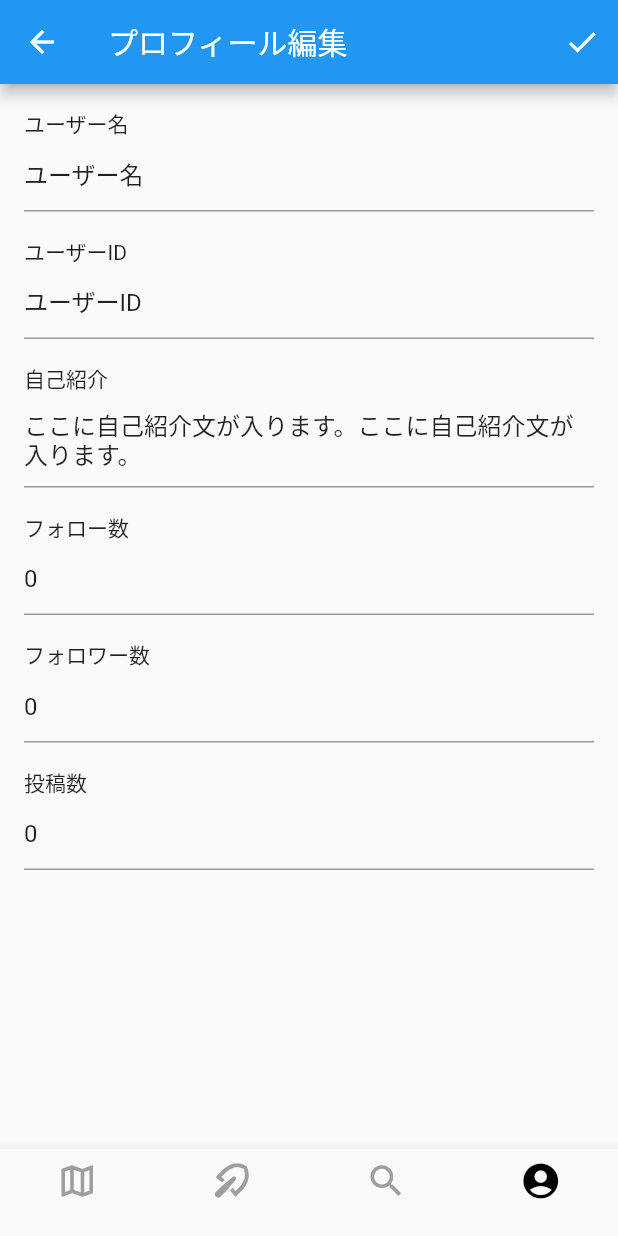
After one commit to PBL-TriCaPic/Front-end, a Flutter app: the screen it shows after launch, item 4 of the bottom bar chosen, after a tap on the "edit" icon, on a phone screen of 412 x 824 dp. The commit adds this screen. Run offline on Flutter 3.47's test engine with Material 2 defaults, Android fonts, the phone set to English and light mode, and no system bars; our stand-ins replace flutter_map, flutter_riverpod, flutter_svg, geolocator, image_picker, latlong2 and 2 more; missing offline and left inert: dart:ffi; network calls fail.

Commit message:
profile Ver.1.0.0

```diff
--- a/lib/src/Profile/Profile.dart
+++ b/lib/src/Profile/Profile.dart
@@ -1,7 +1,7 @@
 import 'package:flutter/material.dart';
-import 'Setting_email_password.dart';
-import 'Setting_default.dart';
-import 'Setting_privacy.dart';
+import 'package:shared_preferences/shared_preferences.dart';
+import 'Setting.dart';
+import 'profile_edit.dart';
 
 class AccountScreen extends StatelessWidget {
   const AccountScreen({Key? key}) : super(key: key);
@@ -20,12 +20,33 @@ class MyHomePage extends StatefulWidget {
 }
 
 class _MyHomePageState extends State<MyHomePage> {
-  final List listTiles = <Widget>[
-    const ListTile(title: Text('item1')),
-    const ListTile(title: Text('item2')),
-    const ListTile(title: Text('item3')),
-    const ListTile(title: Text('item4')),
-  ];
+  late SharedPreferences prefs;
+  // ユーザー名、ユーザID、自己紹介文、フォロー数、フォロワー数、投稿数の変数を追加
+  String? userName; // 変更
+  String? userID; // 変更
+  String? bio; // 変更
+  int? followingCount; // 変更
+  int? followersCount; // 変更
+  int? postsCount; // 変更
+
+  @override
+  void initState() {
+    super.initState();
+    _loadPreferences();
+  }
+
+  // SharedPreferencesからデータを読み込む関数
+  Future<void> _loadPreferences() async {
+    prefs = await SharedPreferences.getInstance();
+    setState(() {
+      userName = prefs.getString('userName') ?? 'ユーザー名';
+      userID = prefs.getString('userID') ?? 'ユーザーID';
+      bio = prefs.getString('bio') ?? 'ここに自己紹介文が入ります。ここに自己紹介文が入ります。';
+      followingCount = prefs.getInt('followingCount') ?? 0;
+      followersCount = prefs.getInt('followersCount') ?? 0;
+      postsCount = prefs.getInt('postsCount') ?? 0;
+    });
+  }
 
   @override
   Widget build(BuildContext context) {
@@ -33,63 +54,148 @@ class _MyHomePageState extends State<MyHomePage> {
       home: Scaffold(
         appBar: AppBar(
           centerTitle: true,
-              title: const Text('マイページ'),
+          title: const Text(''),
           elevation: 3,
           shadowColor: Colors.black,
         ),
-            endDrawer: Drawer(
-              child: ListView(
-                children: <Widget>[
-                  DrawerHeader(
-                    child: Container(
-                      height: 100, // 高さを指定
-                      child: const Text(
-                        "設定",
-                        style: TextStyle(fontSize: 25),
+        endDrawer: CustomDrawer(),
+        body: Padding(
+          padding: const EdgeInsets.all(16.0),
+          child: Column(
+            crossAxisAlignment: CrossAxisAlignment.start,
+            children: [
+              Row(
+                children: [
+                  Text(
+                    userName ?? '',
+                    style: TextStyle(fontSize: 20, fontWeight: FontWeight.bold),
                   ),
-                    ),
-                  ),
-                  ListTile(
-                    title: const Text("メアド・パスワード"),
-                    trailing: const Icon(Icons.arrow_forward),
-                    onTap: () {
-                      Navigator.of(context).push(
-                        MaterialPageRoute(
-                          builder: (context) => Item1Screen(), // 遷移先の画面を指定
-                        ),
-                      );
-                    },
-                  ),
-                  ListTile(
-                    title: const Text("起動時デフォルト"),
-                    trailing: const Icon(Icons.arrow_forward),
-                    onTap: () {
-                      Navigator.of(context).push(
-                        MaterialPageRoute(
-                          builder: (context) => Item2Screen(), // 遷移先の画面を指定
-                        ),
-                      );
-                    },
-                  ),
-                  ListTile(
-                    title: const Text("プライバシー"),
-                    trailing: const Icon(Icons.arrow_forward),
-                    onTap: () {
-                      Navigator.of(context).push(
-                        MaterialPageRoute(
-                          builder: (context) => Item3Screen(), // 遷移先の画面を指定
-                        ),
-                      );
+                  Spacer(), // 中間に空白を挿入
+                  IconButton(
+                    icon: Icon(Icons.edit),
+                    onPressed: () {
+                      _editProfile(context);
                     },
                   ),
                 ],
               ),
+              Row(mainAxisAlignment: MainAxisAlignment.spaceBetween, children: [
+                CircleAvatar(
+                  radius: 60,
+                  backgroundImage: NetworkImage(
+                    'https://pbs.twimg.com/media/FfHOaRIagAAxQlC.jpg',
                   ),
-            body: Column(
+                ),
+                Column(
                   children: [
-                const Center(
-                    child: Text('Map画面', style: TextStyle(fontSize: 32.0))),
+                    Text(
+                      '投稿',
+                      style: TextStyle(fontSize: 16),
+                    ),
+                    Text(
+                      '$postsCount', // 投稿数を表示
+                      style:
+                          TextStyle(fontSize: 18, fontWeight: FontWeight.bold),
+                    ),
                   ],
-            )));
+                ),
+                Column(
+                  children: [
+                    Text(
+                      'フォロワー',
+                      style: TextStyle(fontSize: 16),
+                    ),
+                    Text(
+                      '$followersCount', // 投稿数を表示
+                      style:
+                          TextStyle(fontSize: 18, fontWeight: FontWeight.bold),
+                    ),
+                  ],
+                ),
+                Column(
+                  children: [
+                    Text(
+                      'フォロー数',
+                      style: TextStyle(fontSize: 16),
+                    ),
+                    Text(
+                      '$followingCount',
+// 投稿数を表示
+                      style:
+                          TextStyle(fontSize: 18, fontWeight: FontWeight.bold),
+                    ),
+                  ],
+                ),
+              ]),
+              SizedBox(height: 16),
+              Text(
+                userID ?? '',
+                style: TextStyle(fontSize: 16),
+              ),
+              SizedBox(height: 16),
+              Text(
+                bio ?? '', // 自己紹介文を表示
+                style: TextStyle(fontSize: 16),
+              ),
+            ],
+          ),
+        ),
+      ),
+    );
+  }
+
+  // プロフィール編集画面に遷移する関数
+  void _editProfile(BuildContext context) {
+    _loadPreferences();
+    userName = prefs.getString('userName'); // 変更
+    Navigator.of(context)
+        .push(
+      MaterialPageRoute(
+        builder: (context) => EditProfileScreen(
+          initialUserName: userName,
+          initialUserID: userID,
+          initialBio: bio,
+          initialFollowingCount: followingCount,
+          initialFollowersCount: followersCount,
+          initialPostsCount: postsCount,
+        ),
+      ),
+    )
+        .then((result) {
+      // 編集画面から戻ったときの処理
+      if (result != null && result is Map<String, dynamic>) {
+        _saveChanges(
+          result['userName'],
+          result['userID'],
+          result['bio'],
+          result['followingCount'],
+          result['followersCount'],
+          result['postsCount'],
+        );
+      }
+    });
+  }
+
+  // 変更を保存する関数
+  void _saveChanges(
+    String? newUserName,
+    String? newUserID,
+    String? newBio,
+    int? newFollowingCount,
+    int? newFollowersCount,
+    int? newPostsCount,
+  ) async {
+    // 保存処理
+    if (newUserName != null) await prefs.setString('userName', newUserName);
+    if (newUserID != null) await prefs.setString('userID', newUserID);
+    if (newBio != null) await prefs.setString('bio', newBio);
+    if (newFollowingCount != null)
+      await prefs.setInt('followingCount', newFollowingCount);
+    if (newFollowersCount != null)
+      await prefs.setInt('followersCount', newFollowersCount);
+    if (newPostsCount != null) await prefs.setInt('postsCount', newPostsCount);
+
+    // SharedPreferencesからデータを読み込み、UIを更新
+    _loadPreferences();
   }
 }
--- /dev/null
+++ b/lib/src/Profile/Setting.dart
@@ -0,0 +1,58 @@
+import 'package:flutter/material.dart';
+import 'Setting_email_password.dart';
+import 'Setting_default.dart';
+import 'Setting_privacy.dart';
+
+class CustomDrawer extends StatelessWidget {
+  @override
+  Widget build(BuildContext context) {
+    return Drawer(
+      child: ListView(
+        children: <Widget>[
+          DrawerHeader(
+            child: Container(
+              height: 100,
+              child: const Text(
+                "設定",
+                style: TextStyle(fontSize: 25),
+              ),
+            ),
+          ),
+          ListTile(
+            title: const Text("メアド・パスワード"),
+            trailing: const Icon(Icons.arrow_forward),
+            onTap: () {
+              Navigator.of(context).push(
+                MaterialPageRoute(
+                  builder: (context) => Item1Screen(),
+                ),
+              );
+            },
+          ),
+          ListTile(
+            title: const Text("起動時デフォルト"),
+            trailing: const Icon(Icons.arrow_forward),
+            onTap: () {
+              Navigator.of(context).push(
+                MaterialPageRoute(
+                  builder: (context) => Item2Screen(),
+                ),
+              );
+            },
+          ),
+          ListTile(
+            title: const Text("プライバシー"),
+            trailing: const Icon(Icons.arrow_forward),
+            onTap: () {
+              Navigator.of(context).push(
+                MaterialPageRoute(
+                  builder: (context) => Item3Screen(),
+                ),
+              );
+            },
+          ),
+        ],
+      ),
+    );
+  }
+}
--- /dev/null
+++ b/lib/src/Profile/profile_edit.dart
@@ -0,0 +1,132 @@
+import 'package:flutter/material.dart';
+
+class EditProfileScreen extends StatefulWidget {
+  final String? initialUserName; // Nullable
+  final String? initialUserID; // Nullable
+  final String? initialBio; // Nullable
+  final int? initialFollowingCount; // Nullable
+  final int? initialFollowersCount; // Nullable
+  final int? initialPostsCount; // Nullable
+
+  EditProfileScreen({
+    this.initialUserName,
+    this.initialUserID,
+    this.initialBio,
+    this.initialFollowingCount,
+    this.initialFollowersCount,
+    this.initialPostsCount,
+  });
+
+  @override
+  _EditProfileScreenState createState() => _EditProfileScreenState();
+}
+
+class _EditProfileScreenState extends State<EditProfileScreen> {
+  late TextEditingController _userNameController;
+  late TextEditingController _userIDController;
+  late TextEditingController _bioController;
+  late TextEditingController _followingController;
+  late TextEditingController _followersController;
+  late TextEditingController _postsController;
+
+  @override
+  void initState() {
+    super.initState();
+    _userNameController =
+        TextEditingController(text: widget.initialUserName ?? '');
+    _userIDController = TextEditingController(text: widget.initialUserID ?? '');
+    _bioController = TextEditingController(text: widget.initialBio ?? '');
+    _followingController = TextEditingController(
+        text: widget.initialFollowingCount?.toString() ?? '');
+    _followersController = TextEditingController(
+        text: widget.initialFollowersCount?.toString() ?? '');
+    _postsController =
+        TextEditingController(text: widget.initialPostsCount?.toString() ?? '');
+  }
+
+  @override
+  Widget build(BuildContext context) {
+    return Scaffold(
+        appBar: AppBar(
+          title: Text('プロフィール編集'),
+          actions: [
+            IconButton(
+              icon: Icon(Icons.check),
+              onPressed: () {
+                // 保存ボタンが押されたときの処理
+                _saveChanges(context);
+              },
+            ),
+          ],
+        ),
+        body: GestureDetector(
+          behavior: HitTestBehavior.opaque,
+          onTap: () {
+            FocusScope.of(context).requestFocus(null);
+          },
+          child: SingleChildScrollView(
+            padding: const EdgeInsets.all(16.0),
+            child: Column(
+              crossAxisAlignment: CrossAxisAlignment.start,
+              children: [
+                Text('ユーザー名'),
+                TextField(controller: _userNameController),
+                SizedBox(height: 16),
+                Text('ユーザーID'),
+                TextField(controller: _userIDController),
+                SizedBox(height: 16),
+                Text('自己紹介'),
+                TextField(
+                  controller: _bioController, maxLines: null, // または必要な行数
+                  keyboardType: TextInputType.multiline,
+                ),
+                SizedBox(height: 16),
+                Text('フォロー数'),
+                TextField(controller: _followingController),
+                SizedBox(height: 16),
+                Text('フォロワー数'),
+                TextField(controller: _followersController),
+                SizedBox(height: 16),
+                Text('投稿数'),
+                TextField(controller: _postsController),
+              ],
+            ),
+          ),
+        ));
+  }
+
+  // 変更を保存する関数
+  void _saveChanges(BuildContext context) {
+    // 保存処理
+    String? newUserName =
+        _userNameController.text.isNotEmpty ? _userNameController.text : null;
+    String? newUserID =
+        _userIDController.text.isNotEmpty ? _userIDController.text : null;
+    String? newBio =
+        _bioController.text.isNotEmpty ? _bioController.text : null;
+    int? newFollowingCount = int.tryParse(_followingController.text);
+    int? newFollowersCount = int.tryParse(_followersController.text);
+    int? newPostsCount = int.tryParse(_postsController.text);
+
+    // プロフィール編集画面からデータを元の画面に渡す
+    Navigator.of(context).pop({
+      'userName': newUserName,
+      'userID': newUserID,
+      'bio': newBio,
+      'followingCount': newFollowingCount,
+      'followersCount': newFollowersCount,
+      'postsCount': newPostsCount,
+    });
+  }
+
+  @override
+  void dispose() {
+    _userNameController.dispose();
+    _userIDController.dispose();
+    _bioController.dispose();
+    _followingController.dispose();
+    _followersController.dispose();
+    _postsController.dispose();
+    super.dispose();
+  }
+}
--- a/lib/src/Search/Search.dart
+++ b/lib/src/Search/Search.dart
@@ -62,7 +62,7 @@ class _SearchScreen extends ConsumerWidget {
           behavior: HitTestBehavior.opaque,
           onTap: () {
             FocusScope.of(context).unfocus();
-          },
+          }, //キーボードを閉じるコード
           child: onSearch ? _searchListView(ref) : _defaultListView(),
         ));
   }
--- a/pubspec.yaml
+++ b/pubspec.yaml
@@ -30,6 +30,7 @@ dependencies:
   geolocator: ^9.0.1
 
   flutter_riverpod: ^2.4.5
+  shared_preferences: ^2.2.2
 
 dev_dependencies:
   flutter_test:
```
Also changed, not shown: pubspec.lock, 1 other file. Lines whose indentation alone changed are shown as unchanged.
